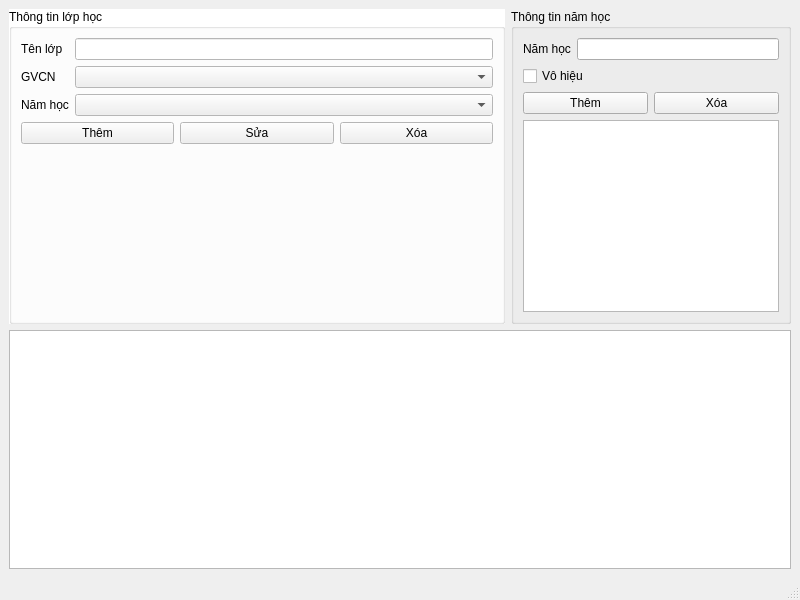
First picture: the form in HongGrader/quanlylophoc.ui, repository vumari/HongGrader, before the edit.
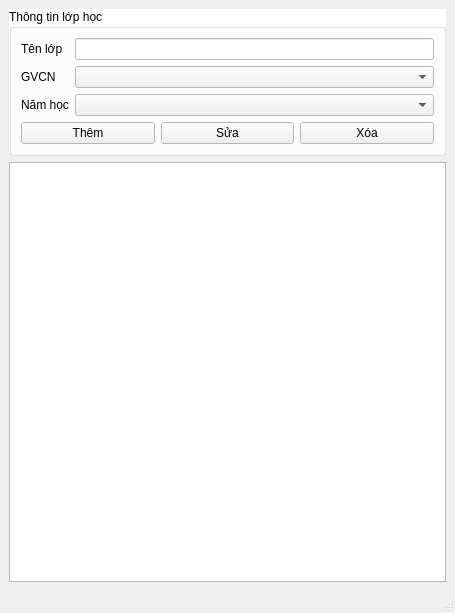
Second picture: the form after the edit.

Patch:
```diff
--- a/HongGrader/quanlylophoc.ui
+++ b/HongGrader/quanlylophoc.ui
@@ -9,16 +9,16 @@
    <rect>
     <x>0</x>
     <y>0</y>
-    <width>800</width>
-    <height>600</height>
+    <width>455</width>
+    <height>613</height>
    </rect>
   </property>
   <property name="windowTitle">
    <string>Quản lý lớp học – HongGrader</string>
   </property>
   <widget class="QWidget" name="centralwidget">
-   <layout class="QGridLayout" name="gridLayout">
-    <item row="0" column="0">
+   <layout class="QVBoxLayout" name="verticalLayout_2">
+    <item>
      <widget class="QGroupBox" name="groupBox">
       <property name="palette">
        <palette>
@@ -144,88 +144,7 @@
       </layout>
      </widget>
     </item>
-    <item row="0" column="1">
-     <layout class="QVBoxLayout" name="verticalLayout">
-      <item>
-       <widget class="QGroupBox" name="groupBox_2">
-        <property name="sizePolicy">
-         <sizepolicy hsizetype="Fixed" vsizetype="Preferred">
-          <horstretch>0</horstretch>
-          <verstretch>0</verstretch>
-         </sizepolicy>
-        </property>
-        <property name="title">
-         <string>Thông tin năm học</string>
-        </property>
-        <layout class="QVBoxLayout" name="verticalLayout_2">
-         <item>
-          <layout class="QHBoxLayout" name="horizontalLayout_2">
-           <item>
-            <widget class="QLabel" name="label_4">
-             <property name="text">
-              <string>Năm học</string>
-             </property>
-             <property name="buddy">
-              <cstring>LEnamhocmoi</cstring>
-             </property>
-            </widget>
-           </item>
-           <item>
-            <widget class="QLineEdit" name="LEnamhocmoi">
-             <property name="maxLength">
-              <number>30</number>
-             </property>
-            </widget>
-           </item>
-          </layout>
-         </item>
-         <item>
-          <widget class="QCheckBox" name="checkBox">
-           <property name="text">
-            <string>Vô hiệu</string>
-           </property>
-          </widget>
-         </item>
-         <item>
-          <layout class="QHBoxLayout" name="horizontalLayout">
-           <item>
-            <widget class="QPushButton" name="BTthemnamhoc">
-             <property name="text">
-              <string>Thêm</string>
-             </property>
-            </widget>
-           </item>
-           <item>
-            <widget class="QPushButton" name="BTxoanamhoc">
-             <property name="text">
-              <string>Xóa</string>
-             </property>
-            </widget>
-           </item>
-          </layout>
-         </item>
-         <item>
-          <widget class="QListWidget" name="listWidget">
-           <property name="sizePolicy">
-            <sizepolicy hsizetype="Fixed" vsizetype="Fixed">
-             <horstretch>0</horstretch>
-             <verstretch>0</verstretch>
-            </sizepolicy>
-           </property>
-           <property name="maximumSize">
-            <size>
-             <width>2000000</width>
-             <height>2000000</height>
-            </size>
-           </property>
-          </widget>
-         </item>
-        </layout>
-       </widget>
-      </item>
-     </layout>
-    </item>
-    <item row="1" column="0" colspan="2">
+    <item>
      <widget class="QTableView" name="tablelophoc">
       <property name="editTriggers">
        <set>QAbstractItemView::EditTrigger::NoEditTriggers</set>
```
Left out of the diff: 5 changed lines with no effect on the pictures.
